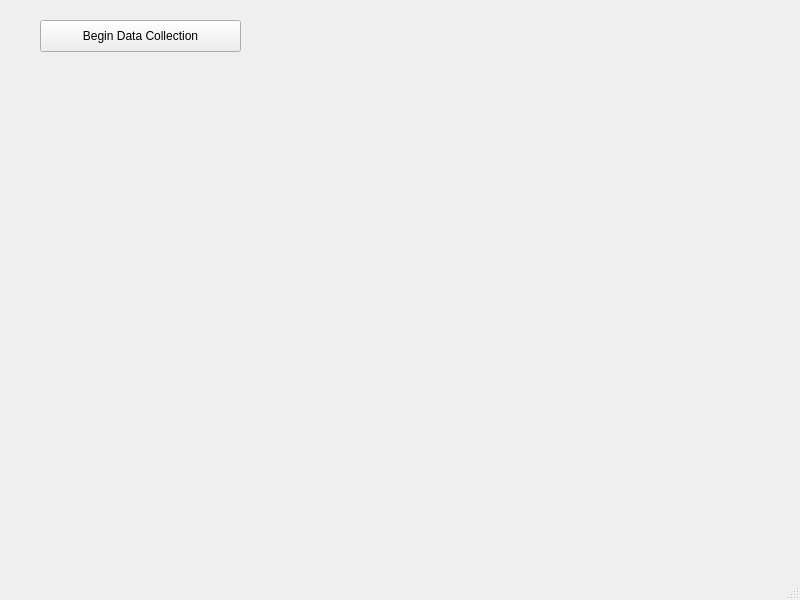
The window that src/usdSimple/mainwindow.ui (mialana/neural-for-usd) describes before a commit, drawn with Qt 5.
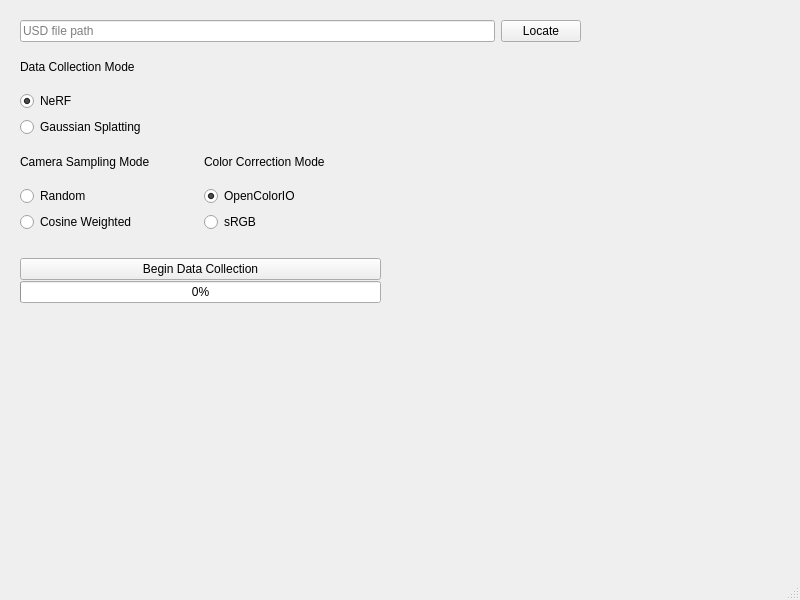
The same window after the commit.

```diff
--- a/src/usdSimple/mainwindow.ui
+++ b/src/usdSimple/mainwindow.ui
@@ -14,31 +14,209 @@
    <string>MainWindow</string>
   </property>
   <widget class="QWidget" name="centralwidget">
-   <widget class="QPushButton" name="pushButton">
+   <widget class="QWidget" name="verticalLayoutWidget_5">
     <property name="geometry">
      <rect>
-      <x>40</x>
+      <x>20</x>
       <y>20</y>
-      <width>201</width>
-      <height>32</height>
+      <width>561</width>
+      <height>307</height>
      </rect>
     </property>
-    <property name="text">
-     <string>Begin Data Collection</string>
-    </property>
-   </widget>
-   <widget class="QLabel" name="label">
-    <property name="geometry">
-     <rect>
-      <x>40</x>
-      <y>70</y>
-      <width>471</width>
-      <height>361</height>
-     </rect>
-    </property>
-    <property name="text">
-     <string/>
-    </property>
+    <layout class="QVBoxLayout" name="verticalLayout_6">
+     <item>
+      <layout class="QHBoxLayout" name="horizontalLayout_2">
+       <item>
+        <widget class="QLineEdit" name="lineEdit">
+         <property name="placeholderText">
+          <string>USD file path</string>
+         </property>
+        </widget>
+       </item>
+       <item>
+        <widget class="QPushButton" name="pushButton_2">
+         <property name="text">
+          <string>Locate</string>
+         </property>
+        </widget>
+       </item>
+      </layout>
+     </item>
+     <item>
+      <layout class="QHBoxLayout" name="horizontalLayout_3">
+       <item>
+        <layout class="QGridLayout" name="gridLayout">
+         <property name="sizeConstraint">
+          <enum>QLayout::SizeConstraint::SetMinAndMaxSize</enum>
+         </property>
+         <item row="0" column="0">
+          <layout class="QVBoxLayout" name="verticalLayout">
+           <item>
+            <widget class="QLabel" name="label_2">
+             <property name="text">
+              <string>Data Collection Mode</string>
+             </property>
+            </widget>
+           </item>
+           <item>
+            <widget class="QRadioButton" name="radioButton">
+             <property name="text">
+              <string>NeRF</string>
+             </property>
+             <property name="checked">
+              <bool>true</bool>
+             </property>
+             <attribute name="buttonGroup">
+              <string notr="true">buttonGroup</string>
+             </attribute>
+            </widget>
+           </item>
+           <item>
+            <widget class="QRadioButton" name="radioButton_2">
+             <property name="text">
+              <string>Gaussian Splatting</string>
+             </property>
+             <attribute name="buttonGroup">
+              <string notr="true">buttonGroup</string>
+             </attribute>
+            </widget>
+           </item>
+          </layout>
+         </item>
+         <item row="1" column="0">
+          <layout class="QHBoxLayout" name="horizontalLayout">
+           <item>
+            <layout class="QVBoxLayout" name="verticalLayout_4">
+             <item>
+              <widget class="QLabel" name="label_4">
+               <property name="text">
+                <string>Camera Sampling Mode</string>
+               </property>
+              </widget>
+             </item>
+             <item>
+              <widget class="QRadioButton" name="radioButton_3">
+               <property name="text">
+                <string>Random</string>
+               </property>
+               <property name="checked">
+                <bool>true</bool>
+               </property>
+              </widget>
+             </item>
+             <item>
+              <widget class="QRadioButton" name="radioButton_4">
+               <property name="text">
+                <string>Cosine Weighted</string>
+               </property>
+              </widget>
+             </item>
+            </layout>
+           </item>
+           <item>
+            <layout class="QVBoxLayout" name="verticalLayout_5">
+             <item>
+              <widget class="QLabel" name="label_5">
+               <property name="text">
+                <string>Color Correction Mode</string>
+               </property>
+              </widget>
+             </item>
+             <item>
+              <widget class="QRadioButton" name="radioButton_6">
+               <property name="text">
+                <string>OpenColorIO</string>
+               </property>
+               <property name="checked">
+                <bool>true</bool>
+               </property>
+              </widget>
+             </item>
+             <item>
+              <widget class="QRadioButton" name="radioButton_5">
+               <property name="text">
+                <string>sRGB</string>
+               </property>
+              </widget>
+             </item>
+            </layout>
+           </item>
+          </layout>
+         </item>
+         <item row="2" column="0">
+          <layout class="QVBoxLayout" name="verticalLayout_3">
+           <property name="spacing">
+            <number>1</number>
+           </property>
+           <item>
+            <spacer name="horizontalSpacer">
+             <property name="orientation">
+              <enum>Qt::Orientation::Horizontal</enum>
+             </property>
+             <property name="sizeHint" stdset="0">
+              <size>
+               <width>40</width>
+               <height>20</height>
+              </size>
+             </property>
+            </spacer>
+           </item>
+           <item>
+            <widget class="QPushButton" name="pushButton">
+             <property name="sizePolicy">
+              <sizepolicy hsizetype="Expanding" vsizetype="Fixed">
+               <horstretch>0</horstretch>
+               <verstretch>0</verstretch>
+              </sizepolicy>
+             </property>
+             <property name="text">
+              <string>Begin Data Collection</string>
+             </property>
+            </widget>
+           </item>
+           <item>
+            <widget class="QProgressBar" name="progressBar">
+             <property name="enabled">
+              <bool>true</bool>
+             </property>
+             <property name="sizePolicy">
+              <sizepolicy hsizetype="MinimumExpanding" vsizetype="Fixed">
+               <horstretch>0</horstretch>
+               <verstretch>0</verstretch>
+              </sizepolicy>
+             </property>
+             <property name="value">
+              <number>0</number>
+             </property>
+            </widget>
+           </item>
+           <item>
+            <widget class="QLabel" name="label_3">
+             <property name="text">
+              <string/>
+             </property>
+            </widget>
+           </item>
+          </layout>
+         </item>
+        </layout>
+       </item>
+       <item>
+        <spacer name="verticalSpacer_2">
+         <property name="orientation">
+          <enum>Qt::Orientation::Vertical</enum>
+         </property>
+         <property name="sizeHint" stdset="0">
+          <size>
+           <width>200</width>
+           <height>40</height>
+          </size>
+         </property>
+        </spacer>
+       </item>
+      </layout>
+     </item>
+    </layout>
    </widget>
   </widget>
   <widget class="QMenuBar" name="menubar">
```
Left out of the diff: 8 changed lines with no effect on the pictures.
